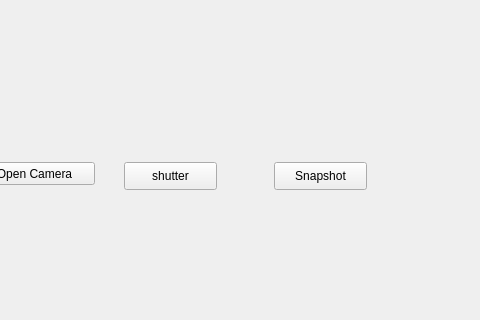
This is mainwindow.ui in chenyangcheung/QinchuanCattleBMS as Qt 5 draws it before an edit; both pictures show x 166 to 646 and y 195 to 515 of the 902 by 515 pixel window. The edited form follows.
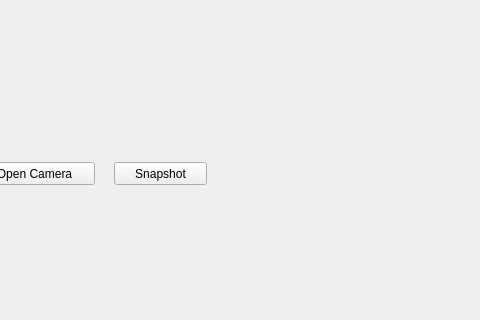
This is the edited form. Custom widgets are drawn as their Qt base class.

Diff of the .ui file:
```diff
--- a/mainwindow.ui
+++ b/mainwindow.ui
@@ -50,26 +50,13 @@
      <string>Open Camera</string>
     </property>
    </widget>
-   <widget class="QPushButton" name="pushButton">
-    <property name="geometry">
-     <rect>
-      <x>290</x>
-      <y>340</y>
-      <width>93</width>
-      <height>28</height>
-     </rect>
-    </property>
-    <property name="text">
-     <string>shutter</string>
-    </property>
-   </widget>
    <widget class="QPushButton" name="SnapShot">
     <property name="geometry">
      <rect>
-      <x>440</x>
+      <x>280</x>
       <y>340</y>
       <width>93</width>
-      <height>28</height>
+      <height>23</height>
      </rect>
     </property>
     <property name="text">
```
Left out of the diff: 2 changed lines with no effect on the pictures.
